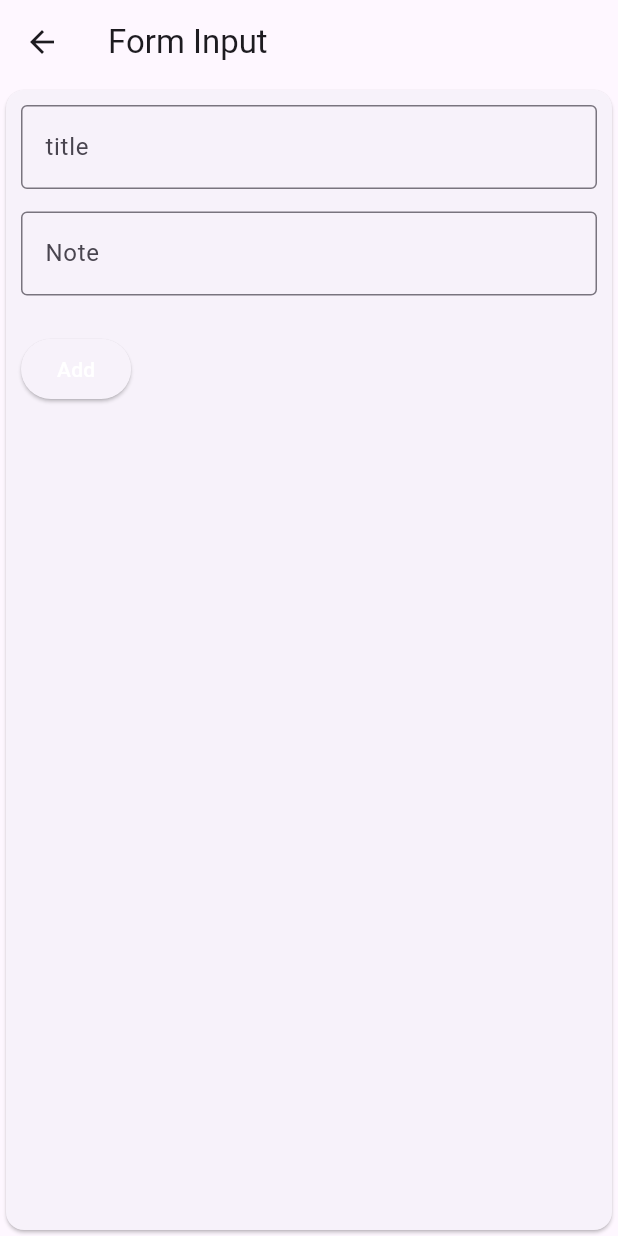
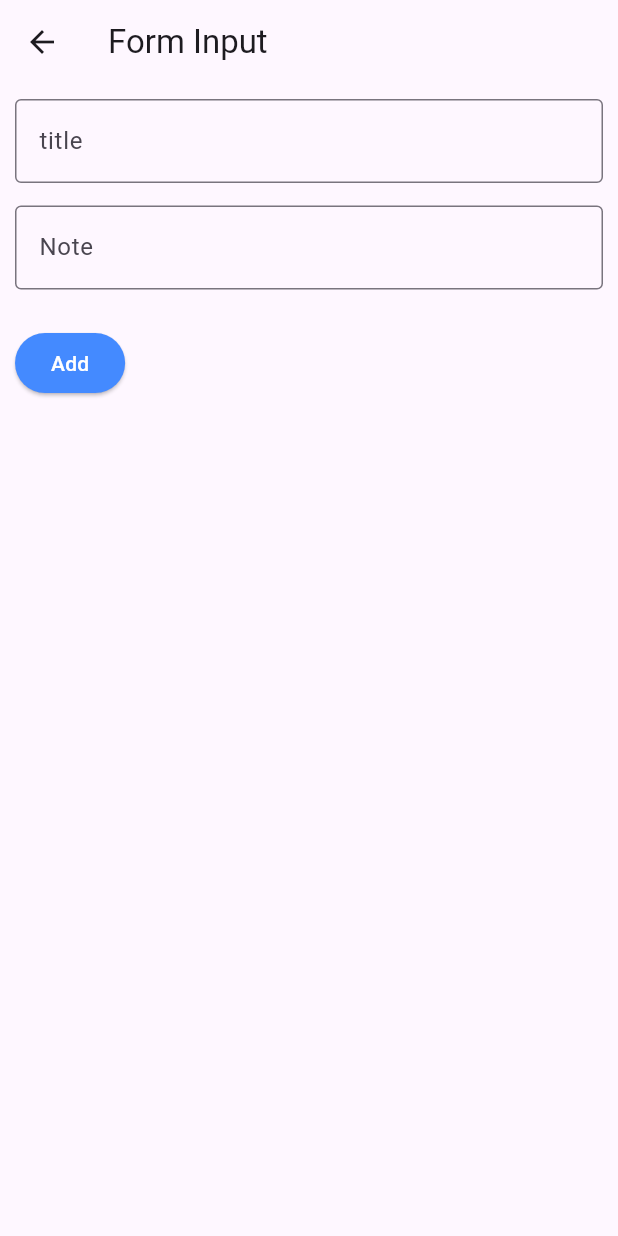
Before and after one commit to ivanawan/belajar_flutter, a Flutter app: the FormNote screen opened directly, on a phone screen of 412 x 824 dp. Run offline on Flutter 3.47's test engine with Material 3 defaults, Android fonts, the phone set to English and light mode, and no system bars; our stand-ins replace sqflite; accounts and stored records are empty.

Commit message:
fix form overload

```diff
--- a/lib/screens/form_note.dart
+++ b/lib/screens/form_note.dart
@@ -47,7 +47,7 @@ initState(){
       //   icon:Icon(Icons.arrow_back)
       //   ),
       ),
-      body: Card(
+      body:SingleChildScrollView(
         child: Form(
           key:_formKey,
           child:  Column(
@@ -77,6 +77,7 @@ initState(){
             Padding(
               padding: const EdgeInsets.fromLTRB(10, 20, 10, 0),
               child: ElevatedButton(
+                style: ElevatedButton.styleFrom(backgroundColor: Colors.blueAccent),
                 child: (widget.note == null)
                     ? const Text(
                         'Add',
@@ -95,7 +96,7 @@ initState(){
             ],
           ),
           )
-         ),
+          )
    );
   }
 
```
